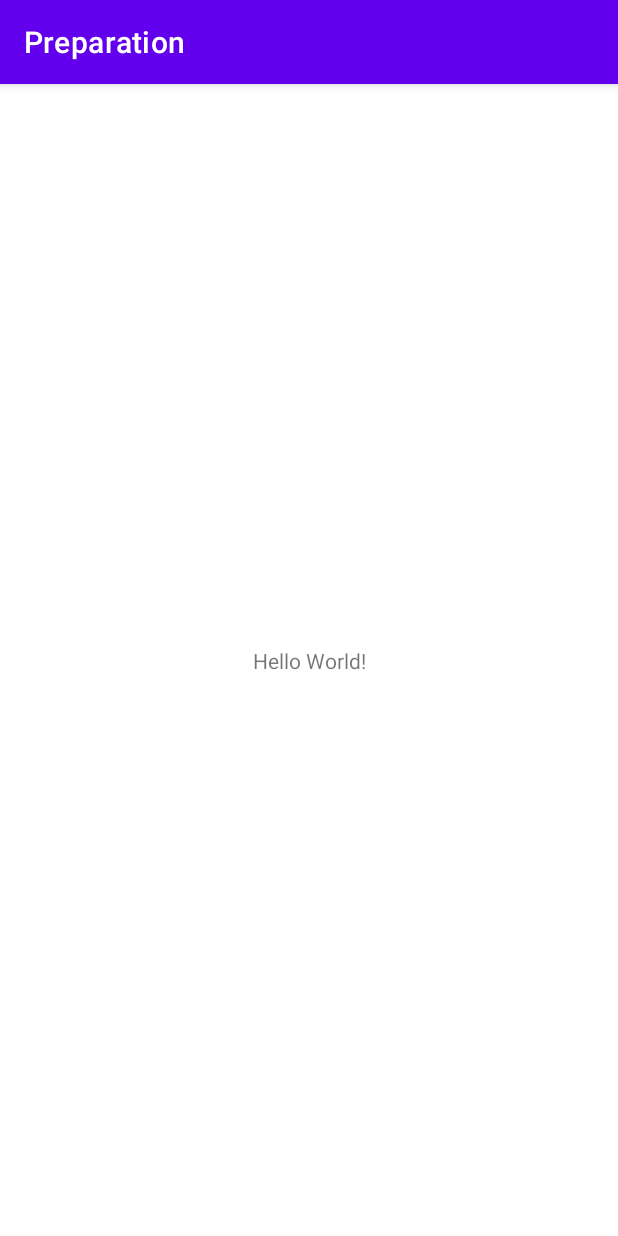
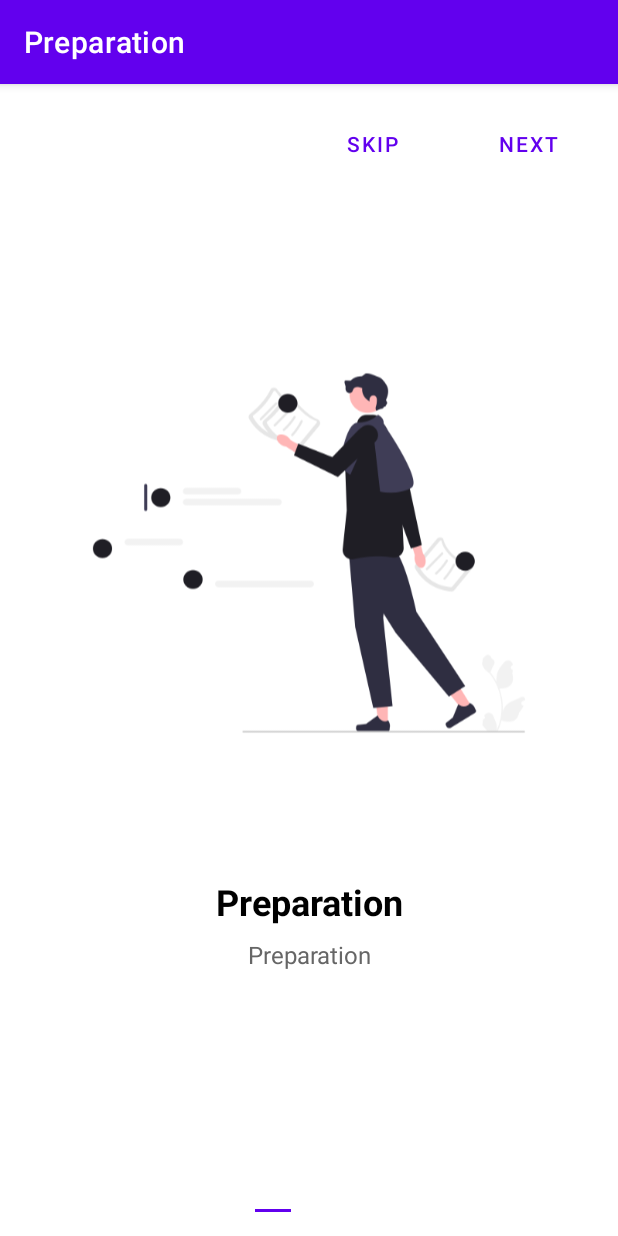
Before and after one commit to sun01822/Preparation, an Android app: the screen it shows after launch (MainActivity before the commit, SlideActivity after it), on a phone screen of 412 x 824 dp. Run offline under Robolectric (Android 15) with nearby library versions, the phone set to English and light mode, and no system bars.

Commit message:
SlideActivity added successfully

```diff
--- a/app/src/main/AndroidManifest.xml
+++ b/app/src/main/AndroidManifest.xml
@@ -15,8 +15,11 @@
         android:theme="@style/Theme.Preparation"
         tools:targetApi="31">
         <activity
+            android:name=".activities.SlideActivity"
+            android:exported="false" />
+        <activity
             android:name=".activities.SplashScreen"
-            android:exported="true" >
+            android:exported="true">
             <intent-filter>
                 <action android:name="android.intent.action.MAIN" />
 
@@ -25,8 +28,7 @@
         </activity>
         <activity
             android:name=".MainActivity"
-            android:exported="false">
-        </activity>
+            android:exported="false"></activity>
     </application>
 
 </manifest>
--- /dev/null
+++ b/app/src/main/java/com/sun/preparation/activities/SlideActivity.kt
@@ -0,0 +1,66 @@
+package com.sun.preparation.activities
+
+import android.content.Intent
+import androidx.appcompat.app.AppCompatActivity
+import android.os.Bundle
+import android.view.View
+import android.widget.Button
+import androidx.viewpager2.widget.ViewPager2
+import com.google.android.material.tabs.TabLayout
+import com.google.android.material.tabs.TabLayoutMediator
+import com.sun.preparation.R
+import com.sun.preparation.adapter.SlideAdapter
+import com.sun.preparation.fragments.SlideFragment1
+import com.sun.preparation.fragments.SlideFragment2
+import com.sun.preparation.fragments.SlideFragment3
+import com.sun.preparation.MainActivity
+
+class SlideActivity : AppCompatActivity() {
+    private val fragmentList = listOf(SlideFragment1(), SlideFragment2(), SlideFragment3())
+    private val titles = arrayOf("Slide 1", "Slide 2", "Slide 3")
+    private var currentPosition = 0
+
+    override fun onCreate(savedInstanceState: Bundle?) {
+        super.onCreate(savedInstanceState)
+        setContentView(R.layout.activity_slide)
+
+        val viewPager = findViewById<ViewPager2>(R.id.viewPager)
+        val tabLayout = findViewById<TabLayout>(R.id.tabLayout)
+        val btnNext = findViewById<Button>(R.id.btnNext)
+        val btnSkip = findViewById<Button>(R.id.btnSkip)
+
+        val adapter = SlideAdapter(fragmentList, this)
+        viewPager.adapter = adapter
+        TabLayoutMediator(tabLayout, viewPager) { _, _ -> }.attach()
+
+        viewPager.registerOnPageChangeCallback(object : ViewPager2.OnPageChangeCallback() {
+            override fun onPageSelected(position: Int) {
+                currentPosition = position
+                updateButtonVisibility()
+            }
+        })
+
+        btnNext.setOnClickListener {
+            if (currentPosition < fragmentList.size - 1) {
+                viewPager.setCurrentItem(++currentPosition, true)
+            }
+        }
+
+        btnSkip.setOnClickListener {
+            val intent = Intent(this, MainActivity::class.java)
+            startActivity(intent)
+            finish()
+        }
+
+        updateButtonVisibility()
+    }
+
+    private fun updateButtonVisibility() {
+        val btnNext = findViewById<Button>(R.id.btnNext)
+        if (currentPosition == fragmentList.size - 1) {
+            btnNext.visibility = View.INVISIBLE
+        } else {
+            btnNext.visibility = View.VISIBLE
+        }
+    }
+}
--- a/app/src/main/java/com/sun/preparation/activities/SplashScreen.kt
+++ b/app/src/main/java/com/sun/preparation/activities/SplashScreen.kt
@@ -28,7 +28,7 @@ class SplashScreen : AppCompatActivity() {
         },3500)
     }
     private fun goToNext() {
-        val intent = Intent(this, MainActivity::class.java)
+        val intent = Intent(this, SlideActivity::class.java)
         startActivity(intent)
         finish()
     }
--- /dev/null
+++ b/app/src/main/java/com/sun/preparation/adapter/SlideAdapter.kt
@@ -0,0 +1,19 @@
+package com.sun.preparation.adapter
+
+import androidx.fragment.app.Fragment
+import androidx.fragment.app.FragmentActivity
+import androidx.viewpager2.adapter.FragmentStateAdapter
+
+class SlideAdapter(
+    private val fragments: List<Fragment>,
+    activity: FragmentActivity
+) : FragmentStateAdapter(activity) {
+
+    override fun getItemCount(): Int {
+        return fragments.size
+    }
+
+    override fun createFragment(position: Int): Fragment {
+        return fragments[position]
+    }
+}
--- /dev/null
+++ b/app/src/main/java/com/sun/preparation/fragments/SlideFragment1.kt
@@ -0,0 +1,25 @@
+package com.sun.preparation.fragments
+
+import android.os.Bundle
+import androidx.fragment.app.Fragment
+import android.view.LayoutInflater
+import android.view.View
+import android.view.ViewGroup
+import com.bumptech.glide.Glide
+import com.sun.preparation.R
+import com.sun.preparation.databinding.SlideLayoutBinding
+
+class SlideFragment1 : Fragment() {
+    private lateinit var binding : SlideLayoutBinding
+    override fun onCreateView(
+        inflater: LayoutInflater, container: ViewGroup?,
+        savedInstanceState: Bundle?
+    ): View {
+        // Inflate the layout for this fragment
+        binding = SlideLayoutBinding.inflate(layoutInflater)
+        Glide.with(requireContext()).load(R.drawable.first).into(binding.slideImage)
+        binding.slideTitle.setText(R.string.app_name)
+        binding.slideDescription.setText(R.string.app_name)
+        return binding.root
+    }
+}
--- /dev/null
+++ b/app/src/main/java/com/sun/preparation/fragments/SlideFragment2.kt
@@ -0,0 +1,25 @@
+package com.sun.preparation.fragments
+
+import android.os.Bundle
+import androidx.fragment.app.Fragment
+import android.view.LayoutInflater
+import android.view.View
+import android.view.ViewGroup
+import com.bumptech.glide.Glide
+import com.sun.preparation.R
+import com.sun.preparation.databinding.SlideLayoutBinding
+
+class SlideFragment2 : Fragment() {
+    private lateinit var binding : SlideLayoutBinding
+    override fun onCreateView(
+        inflater: LayoutInflater, container: ViewGroup?,
+        savedInstanceState: Bundle?
+    ): View {
+        // Inflate the layout for this fragment
+        binding = SlideLayoutBinding.inflate(layoutInflater)
+        Glide.with(requireContext()).load(R.drawable.second).into(binding.slideImage)
+        binding.slideTitle.setText(R.string.app_name)
+        binding.slideDescription.setText(R.string.app_name)
+        return binding.root
+    }
+}
--- /dev/null
+++ b/app/src/main/java/com/sun/preparation/fragments/SlideFragment3.kt
@@ -0,0 +1,25 @@
+package com.sun.preparation.fragments
+
+import android.os.Bundle
+import androidx.fragment.app.Fragment
+import android.view.LayoutInflater
+import android.view.View
+import android.view.ViewGroup
+import com.bumptech.glide.Glide
+import com.sun.preparation.R
+import com.sun.preparation.databinding.SlideLayoutBinding
+
+class SlideFragment3 : Fragment() {
+    private lateinit var binding : SlideLayoutBinding
+    override fun onCreateView(
+        inflater: LayoutInflater, container: ViewGroup?,
+        savedInstanceState: Bundle?
+    ): View {
+        // Inflate the layout for this fragment
+        binding = SlideLayoutBinding.inflate(layoutInflater)
+        Glide.with(requireContext()).load(R.drawable.third).into(binding.slideImage)
+        binding.slideTitle.setText(R.string.app_name)
+        binding.slideDescription.setText(R.string.app_name)
+        return binding.root
+    }
+}
--- /dev/null
+++ b/app/src/main/res/layout/activity_slide.xml
@@ -0,0 +1,50 @@
+<?xml version="1.0" encoding="utf-8"?>
+<!-- res/layout/activity_slide.xml -->
+<RelativeLayout
+    xmlns:android="http://schemas.android.com/apk/res/android"
+    android:layout_width="match_parent"
+    android:layout_height="match_parent">
+
+    <androidx.viewpager2.widget.ViewPager2
+        android:id="@+id/viewPager"
+        android:layout_width="match_parent"
+        android:layout_height="match_parent"
+        android:layout_above="@+id/tabLayout" />
+
+    <com.google.android.material.tabs.TabLayout
+        android:id="@+id/tabLayout"
+        android:layout_width="wrap_content"
+        android:layout_height="wrap_content"
+        android:layout_alignParentBottom="true"
+        android:layout_centerHorizontal="true"
+        android:layout_marginEnd="16dp"
+        android:layout_marginBottom="16dp"
+        android:visibility="visible" />
+
+    <LinearLayout
+        android:id="@+id/buttonContainer"
+        android:layout_width="wrap_content"
+        android:layout_height="wrap_content"
+        android:orientation="horizontal"
+        android:layout_alignParentTop="true"
+        android:layout_alignParentEnd="true"
+        android:gravity="end|top"
+        android:padding="16dp">
+
+        <Button
+            android:id="@+id/btnSkip"
+            android:layout_width="wrap_content"
+            android:layout_height="wrap_content"
+            android:text="Skip"
+            android:layout_marginEnd="16dp"
+            style="?android:attr/buttonBarButtonStyle" />
+
+        <Button
+            android:id="@+id/btnNext"
+            android:layout_width="wrap_content"
+            android:layout_height="wrap_content"
+            android:text="Next"
+            style="?android:attr/buttonBarButtonStyle" />
+    </LinearLayout>
+
+</RelativeLayout>
--- a/app/src/main/res/values/strings.xml
+++ b/app/src/main/res/values/strings.xml
@@ -1,3 +1,5 @@
 <resources>
     <string name="app_name">Preparation</string>
+    <!-- TODO: Remove or change this placeholder text -->
+    <string name="hello_blank_fragment">Hello blank fragment</string>
 </resources>
```
